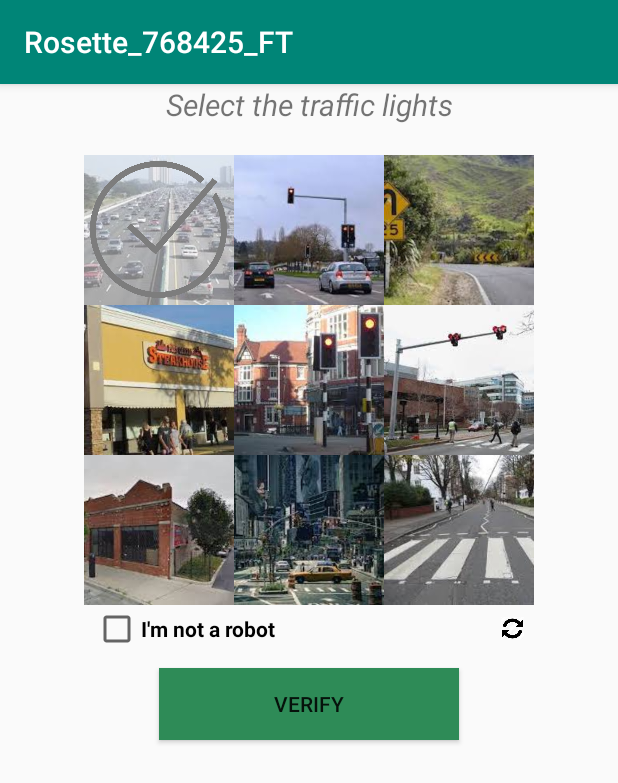
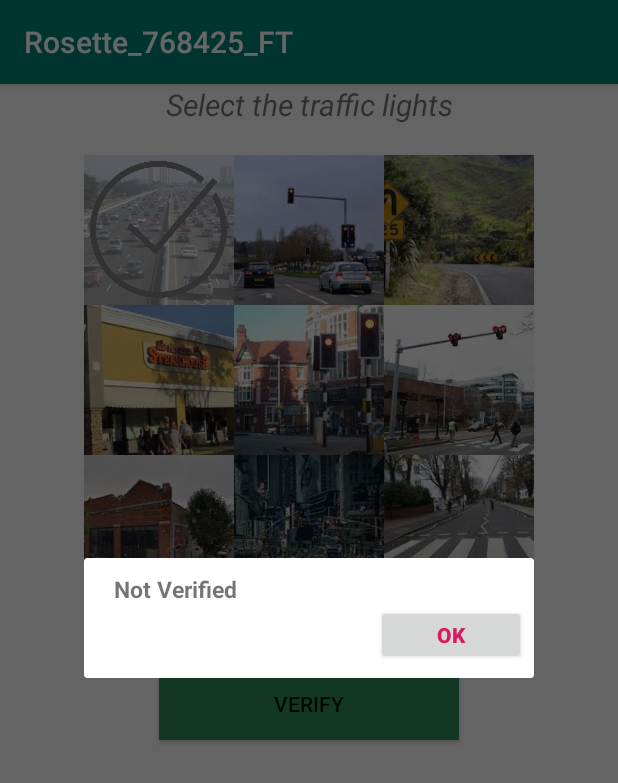
Before and after one commit to otetLopez/RegisterUser, an Android app: the VerificationActivity screen opened directly, with no data from a screen before it, after a tap on "VERIFY", on a phone screen of 412 x 824 dp. Shown: the top 783 px of the screen. Run offline under Robolectric (Android 15) with nearby library versions, the phone set to English and light mode, and no system bars; 1 statement that could not run was skipped; 1 other tap on this screen came first.

Commit message:
add dialog box for verification

```diff
--- a/Rosette_768425_FT/app/src/main/java/com/f19/rosette_768425_ft/Constants.java
+++ b/Rosette_768425_FT/app/src/main/java/com/f19/rosette_768425_ft/Constants.java
@@ -20,6 +20,9 @@ public class Constants {
             R.drawable.icon01_21,R.drawable.icon01_22,R.drawable.icon01_23,R.drawable.icon01_24,R.drawable.icon01_25,
             R.drawable.icon01_26,R.drawable.icon01_27,R.drawable.icon01_28,R.drawable.icon01_29,R.drawable.icon01_30};
 
+    public final static String INPUT_VERIFIED = "Verified";
+    public final static String INPUT_NOT_VERIFIED = "Not Verified";
+
     public int getRandom(int max) {
         Random randnum = new Random();
         return randnum.nextInt(max-1);
--- /dev/null
+++ b/Rosette_768425_FT/app/src/main/java/com/f19/rosette_768425_ft/CustomDialog.java
@@ -0,0 +1,46 @@
+package com.f19.rosette_768425_ft;
+
+import android.app.Activity;
+import android.app.Dialog;
+import android.os.Bundle;
+import android.view.View;
+import android.view.Window;
+import android.widget.Button;
+import android.widget.TextView;
+
+public class CustomDialog extends Dialog implements android.view.View.OnClickListener {
+
+    public Activity activity;
+    public Dialog d;
+    public Button ok;
+    String text;
+
+    public CustomDialog(Activity activity, String text) {
+        super(activity);
+        // TODO Auto-generated constructor stub
+        this.activity = activity;
+        this.text = text;
+    }
+
+
+    @Override
+    protected void onCreate(Bundle savedInstanceState) {
+        super.onCreate(savedInstanceState);
+        requestWindowFeature(Window.FEATURE_NO_TITLE);
+
+        setContentView(R.layout.custom_dialog);
+        TextView textView = findViewById(R.id.txt_dia);
+        textView.setText(this.text);
+        ok = (Button) findViewById(R.id.btn_ok);
+        ok.setOnClickListener(this);
+    }
+
+    @Override
+    public void onClick(View v) {
+        dismiss();
+
+        if(this.text == Constants.INPUT_VERIFIED) {
+            this.activity.finish();
+        }
+    }
+}
--- a/Rosette_768425_FT/app/src/main/java/com/f19/rosette_768425_ft/ImgAdapter.java
+++ b/Rosette_768425_FT/app/src/main/java/com/f19/rosette_768425_ft/ImgAdapter.java
@@ -1,4 +1,5 @@
 package com.f19.rosette_768425_ft;
+
 
 import android.content.Context;
 import android.util.Log;
--- a/Rosette_768425_FT/app/src/main/java/com/f19/rosette_768425_ft/VerificationActivity.java
+++ b/Rosette_768425_FT/app/src/main/java/com/f19/rosette_768425_ft/VerificationActivity.java
@@ -46,11 +46,15 @@ public class VerificationActivity extends AppCompatActivity {
             @Override
             public void onClick(View view) {
                 if(check.isChecked() && iconAdapter.checkAnswer()) {
+                    CustomDialog d = new CustomDialog(VerificationActivity.this, Constants.INPUT_VERIFIED);
+                    d.show();
+                } else {
+                    CustomDialog d = new CustomDialog(VerificationActivity.this, Constants.INPUT_NOT_VERIFIED);
+                    d.show();
                     Intent returnIntent = new Intent();
                     setResult(RegisterActivity.RESULT_OK,returnIntent);
-                    finish();
-                } else
-                    Toast.makeText(VerificationActivity.this, "You are a robot", Toast.LENGTH_SHORT).show();
+                    //Toast.makeText(VerificationActivity.this, "You are a robot", Toast.LENGTH_SHORT).show();
+                }
             }
         });
 
@@ -70,4 +74,10 @@ public class VerificationActivity extends AppCompatActivity {
         iconAdapter.setImageIcons(images);
         gridView.setAdapter(iconAdapter);
     }
+
+    public void verified()  {
+        Intent returnIntent = new Intent();
+        setResult(RegisterActivity.RESULT_OK,returnIntent);
+        finish();
+    }
 }
--- /dev/null
+++ b/Rosette_768425_FT/app/src/main/res/layout/custom_dialog.xml
@@ -0,0 +1,44 @@
+<?xml version="1.0" encoding="utf-8"?>
+<LinearLayout xmlns:android="http://schemas.android.com/apk/res/android"
+    android:layout_width="300dp"
+    android:layout_height="80dp"
+    android:orientation="vertical" >
+
+    <TextView
+        android:id="@+id/txt_dia"
+        android:layout_marginTop="10dp"
+        android:layout_marginLeft="20dp"
+        android:layout_width="wrap_content"
+        android:layout_height="wrap_content"
+        android:text="Verified!"
+        android:textSize="15dp"
+        android:textStyle="bold"/>
+
+    <LinearLayout
+        android:layout_width="match_parent"
+        android:layout_height="wrap_content"
+        android:orientation="horizontal">
+
+        <View
+            android:layout_marginTop="8dp"
+            android:layout_width="wrap_content"
+            android:layout_weight="1"
+            android:layout_height="1dp"
+            />
+
+        <Button
+            android:id="@+id/btn_ok"
+            android:layout_width="100dp"
+            android:layout_height= "40dp"
+            android:layout_marginLeft="5dp"
+            android:layout_marginRight="5dp"
+            android:clickable="true"
+            android:text="OK"
+            android:textColor="@color/colorAccent"
+            android:textStyle="bold" />
+
+    </LinearLayout>
+
+
+
+</LinearLayout>
```
